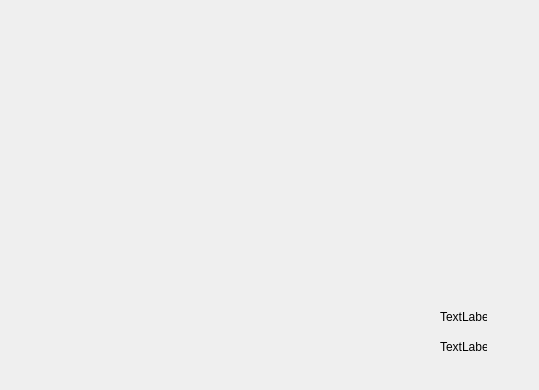
Old version of the form Projet/ProjetCpp/stat.ui in the repository Moohaa/ProjetCppA23G2.
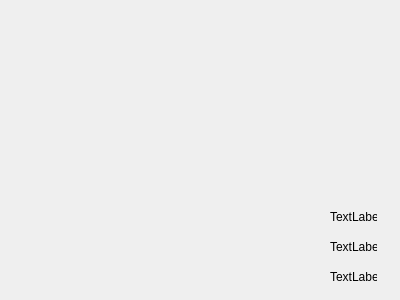
New version of the form.

```diff
--- a/Projet/ProjetCpp/stat.ui
+++ b/Projet/ProjetCpp/stat.ui
@@ -6,8 +6,8 @@
    <rect>
     <x>0</x>
     <y>0</y>
-    <width>539</width>
-    <height>390</height>
+    <width>400</width>
+    <height>300</height>
    </rect>
   </property>
   <property name="windowTitle">
@@ -16,8 +16,8 @@
   <widget class="QLabel" name="labelF">
    <property name="geometry">
     <rect>
-     <x>440</x>
-     <y>310</y>
+     <x>330</x>
+     <y>210</y>
      <width>47</width>
      <height>13</height>
     </rect>
@@ -29,8 +29,8 @@
   <widget class="QLabel" name="label_2F">
    <property name="geometry">
     <rect>
-     <x>440</x>
-     <y>340</y>
+     <x>330</x>
+     <y>270</y>
      <width>47</width>
      <height>13</height>
     </rect>
@@ -42,21 +42,864 @@
   <widget class="QWidget" name="widgetFF" native="true">
    <property name="geometry">
     <rect>
-     <x>400</x>
-     <y>310</y>
+     <x>290</x>
+     <y>230</y>
      <width>21</width>
      <height>21</height>
     </rect>
    </property>
+   <property name="palette">
+    <palette>
+     <active>
+      <colorrole role="WindowText">
+       <brush brushstyle="SolidPattern">
+        <color alpha="255">
+         <red>0</red>
+         <green>0</green>
+         <blue>0</blue>
+        </color>
+       </brush>
+      </colorrole>
+      <colorrole role="Button">
+       <brush brushstyle="SolidPattern">
+        <color alpha="255">
+         <red>0</red>
+         <green>255</green>
+         <blue>0</blue>
+        </color>
+       </brush>
+      </colorrole>
+      <colorrole role="Light">
+       <brush brushstyle="SolidPattern">
+        <color alpha="255">
+         <red>127</red>
+         <green>255</green>
+         <blue>127</blue>
+        </color>
+       </brush>
+      </colorrole>
+      <colorrole role="Midlight">
+       <brush brushstyle="SolidPattern">
+        <color alpha="255">
+         <red>63</red>
+         <green>255</green>
+         <blue>63</blue>
+        </color>
+       </brush>
+      </colorrole>
+      <colorrole role="Dark">
+       <brush brushstyle="SolidPattern">
+        <color alpha="255">
+         <red>0</red>
+         <green>127</green>
+         <blue>0</blue>
+        </color>
+       </brush>
+      </colorrole>
+      <colorrole role="Mid">
+       <brush brushstyle="SolidPattern">
+        <color alpha="255">
+         <red>0</red>
+         <green>170</green>
+         <blue>0</blue>
+        </color>
+       </brush>
+      </colorrole>
+      <colorrole role="Text">
+       <brush brushstyle="SolidPattern">
+        <color alpha="255">
+         <red>0</red>
+         <green>0</green>
+         <blue>0</blue>
+        </color>
+       </brush>
+      </colorrole>
+      <colorrole role="BrightText">
+       <brush brushstyle="SolidPattern">
+        <color alpha="255">
+         <red>255</red>
+         <green>255</green>
+         <blue>255</blue>
+        </color>
+       </brush>
+      </colorrole>
+      <colorrole role="ButtonText">
+       <brush brushstyle="SolidPattern">
+        <color alpha="255">
+         <red>0</red>
+         <green>0</green>
+         <blue>0</blue>
+        </color>
+       </brush>
+      </colorrole>
+      <colorrole role="Base">
+       <brush brushstyle="SolidPattern">
+        <color alpha="255">
+         <red>255</red>
+         <green>255</green>
+         <blue>255</blue>
+        </color>
+       </brush>
+      </colorrole>
+      <colorrole role="Window">
+       <brush brushstyle="SolidPattern">
+        <color alpha="255">
+         <red>0</red>
+         <green>255</green>
+         <blue>0</blue>
+        </color>
+       </brush>
+      </colorrole>
+      <colorrole role="Shadow">
+       <brush brushstyle="SolidPattern">
+        <color alpha="255">
+         <red>0</red>
+         <green>0</green>
+         <blue>0</blue>
+        </color>
+       </brush>
+      </colorrole>
+      <colorrole role="AlternateBase">
+       <brush brushstyle="SolidPattern">
+        <color alpha="255">
+         <red>127</red>
+         <green>255</green>
+         <blue>127</blue>
+        </color>
+       </brush>
+      </colorrole>
+      <colorrole role="ToolTipBase">
+       <brush brushstyle="SolidPattern">
+        <color alpha="255">
+         <red>255</red>
+         <green>255</green>
+         <blue>220</blue>
+        </color>
+       </brush>
+      </colorrole>
+      <colorrole role="ToolTipText">
+       <brush brushstyle="SolidPattern">
+        <color alpha="255">
+         <red>0</red>
+         <green>0</green>
+         <blue>0</blue>
+        </color>
+       </brush>
+      </colorrole>
+     </active>
+     <inactive>
+      <colorrole role="WindowText">
+       <brush brushstyle="SolidPattern">
+        <color alpha="255">
+         <red>0</red>
+         <green>0</green>
+         <blue>0</blue>
+        </color>
+       </brush>
+      </colorrole>
+      <colorrole role="Button">
+       <brush brushstyle="SolidPattern">
+        <color alpha="255">
+         <red>0</red>
+         <green>255</green>
+         <blue>0</blue>
+        </color>
+       </brush>
+      </colorrole>
+      <colorrole role="Light">
+       <brush brushstyle="SolidPattern">
+        <color alpha="255">
+         <red>127</red>
+         <green>255</green>
+         <blue>127</blue>
+        </color>
+       </brush>
+      </colorrole>
+      <colorrole role="Midlight">
+       <brush brushstyle="SolidPattern">
+        <color alpha="255">
+         <red>63</red>
+         <green>255</green>
+         <blue>63</blue>
+        </color>
+       </brush>
+      </colorrole>
+      <colorrole role="Dark">
+       <brush brushstyle="SolidPattern">
+        <color alpha="255">
+         <red>0</red>
+         <green>127</green>
+         <blue>0</blue>
+        </color>
+       </brush>
+      </colorrole>
+      <colorrole role="Mid">
+       <brush brushstyle="SolidPattern">
+        <color alpha="255">
+         <red>0</red>
+         <green>170</green>
+         <blue>0</blue>
+        </color>
+       </brush>
+      </colorrole>
+      <colorrole role="Text">
+       <brush brushstyle="SolidPattern">
+        <color alpha="255">
+         <red>0</red>
+         <green>0</green>
+         <blue>0</blue>
+        </color>
+       </brush>
+      </colorrole>
+      <colorrole role="BrightText">
+       <brush brushstyle="SolidPattern">
+        <color alpha="255">
+         <red>255</red>
+         <green>255</green>
+         <blue>255</blue>
+        </color>
+       </brush>
+      </colorrole>
+      <colorrole role="ButtonText">
+       <brush brushstyle="SolidPattern">
+        <color alpha="255">
+         <red>0</red>
+         <green>0</green>
+         <blue>0</blue>
+        </color>
+       </brush>
+      </colorrole>
+      <colorrole role="Base">
+       <brush brushstyle="SolidPattern">
+        <color alpha="255">
+         <red>255</red>
+         <green>255</green>
+         <blue>255</blue>
+        </color>
+       </brush>
+      </colorrole>
+      <colorrole role="Window">
+       <brush brushstyle="SolidPattern">
+        <color alpha="255">
+         <red>0</red>
+         <green>255</green>
+         <blue>0</blue>
+        </color>
+       </brush>
+      </colorrole>
+      <colorrole role="Shadow">
+       <brush brushstyle="SolidPattern">
+        <color alpha="255">
+         <red>0</red>
+         <green>0</green>
+         <blue>0</blue>
+        </color>
+       </brush>
+      </colorrole>
+      <colorrole role="AlternateBase">
+       <brush brushstyle="SolidPattern">
+        <color alpha="255">
+         <red>127</red>
+         <green>255</green>
+         <blue>127</blue>
+        </color>
+       </brush>
+      </colorrole>
+      <colorrole role="ToolTipBase">
+       <brush brushstyle="SolidPattern">
+        <color alpha="255">
+         <red>255</red>
+         <green>255</green>
+         <blue>220</blue>
+        </color>
+       </brush>
+      </colorrole>
+      <colorrole role="ToolTipText">
+       <brush brushstyle="SolidPattern">
+        <color alpha="255">
+         <red>0</red>
+         <green>0</green>
+         <blue>0</blue>
+        </color>
+       </brush>
+      </colorrole>
+     </inactive>
+     <disabled>
+      <colorrole role="WindowText">
+       <brush brushstyle="SolidPattern">
+        <color alpha="255">
+         <red>0</red>
+         <green>127</green>
+         <blue>0</blue>
+        </color>
+       </brush>
+      </colorrole>
+      <colorrole role="Button">
+       <brush brushstyle="SolidPattern">
+        <color alpha="255">
+         <red>0</red>
+         <green>255</green>
+         <blue>0</blue>
+        </color>
+       </brush>
+      </colorrole>
+      <colorrole role="Light">
+       <brush brushstyle="SolidPattern">
+        <color alpha="255">
+         <red>127</red>
+         <green>255</green>
+         <blue>127</blue>
+        </color>
+       </brush>
+      </colorrole>
+      <colorrole role="Midlight">
+       <brush brushstyle="SolidPattern">
+        <color alpha="255">
+         <red>63</red>
+         <green>255</green>
+         <blue>63</blue>
+        </color>
+       </brush>
+      </colorrole>
+      <colorrole role="Dark">
+       <brush brushstyle="SolidPattern">
+        <color alpha="255">
+         <red>0</red>
+         <green>127</green>
+         <blue>0</blue>
+        </color>
+       </brush>
+      </colorrole>
+      <colorrole role="Mid">
+       <brush brushstyle="SolidPattern">
+        <color alpha="255">
+         <red>0</red>
+         <green>170</green>
+         <blue>0</blue>
+        </color>
+       </brush>
+      </colorrole>
+      <colorrole role="Text">
+       <brush brushstyle="SolidPattern">
+        <color alpha="255">
+         <red>0</red>
+         <green>127</green>
+         <blue>0</blue>
+        </color>
+       </brush>
+      </colorrole>
+      <colorrole role="BrightText">
+       <brush brushstyle="SolidPattern">
+        <color alpha="255">
+         <red>255</red>
+         <green>255</green>
+         <blue>255</blue>
+        </color>
+       </brush>
+      </colorrole>
+      <colorrole role="ButtonText">
+       <brush brushstyle="SolidPattern">
+        <color alpha="255">
+         <red>0</red>
+         <green>127</green>
+         <blue>0</blue>
+        </color>
+       </brush>
+      </colorrole>
+      <colorrole role="Base">
+       <brush brushstyle="SolidPattern">
+        <color alpha="255">
+         <red>0</red>
+         <green>255</green>
+         <blue>0</blue>
+        </color>
+       </brush>
+      </colorrole>
+      <colorrole role="Window">
+       <brush brushstyle="SolidPattern">
+        <color alpha="255">
+         <red>0</red>
+         <green>255</green>
+         <blue>0</blue>
+        </color>
+       </brush>
+      </colorrole>
+      <colorrole role="Shadow">
+       <brush brushstyle="SolidPattern">
+        <color alpha="255">
+         <red>0</red>
+         <green>0</green>
+         <blue>0</blue>
+        </color>
+       </brush>
+      </colorrole>
+      <colorrole role="AlternateBase">
+       <brush brushstyle="SolidPattern">
+        <color alpha="255">
+         <red>0</red>
+         <green>255</green>
+         <blue>0</blue>
+        </color>
+       </brush>
+      </colorrole>
+      <colorrole role="ToolTipBase">
+       <brush brushstyle="SolidPattern">
+        <color alpha="255">
+         <red>255</red>
+         <green>255</green>
+         <blue>220</blue>
+        </color>
+       </brush>
+      </colorrole>
+      <colorrole role="ToolTipText">
+       <brush brushstyle="SolidPattern">
+        <color alpha="255">
+         <red>0</red>
+         <green>0</green>
+         <blue>0</blue>
+        </color>
+       </brush>
+      </colorrole>
+     </disabled>
+    </palette>
+   </property>
   </widget>
   <widget class="QWidget" name="widget_2FF" native="true">
    <property name="geometry">
     <rect>
-     <x>400</x>
-     <y>340</y>
+     <x>290</x>
+     <y>260</y>
      <width>21</width>
      <height>21</height>
     </rect>
+   </property>
+   <property name="palette">
+    <palette>
+     <active>
+      <colorrole role="WindowText">
+       <brush brushstyle="SolidPattern">
+        <color alpha="255">
+         <red>0</red>
+         <green>0</green>
+         <blue>0</blue>
+        </color>
+       </brush>
+      </colorrole>
+      <colorrole role="Button">
+       <brush brushstyle="SolidPattern">
+        <color alpha="255">
+         <red>20</red>
+         <green>68</green>
+         <blue>200</blue>
+        </color>
+       </brush>
+      </colorrole>
+      <colorrole role="Light">
+       <brush brushstyle="SolidPattern">
+        <color alpha="255">
+         <red>70</red>
+         <green>120</green>
+         <blue>255</blue>
+        </color>
+       </brush>
+      </colorrole>
+      <colorrole role="Midlight">
+       <brush brushstyle="SolidPattern">
+        <color alpha="255">
+         <red>45</red>
+         <green>94</green>
+         <blue>227</blue>
+        </color>
+       </brush>
+      </colorrole>
+      <colorrole role="Dark">
+       <brush brushstyle="SolidPattern">
+        <color alpha="255">
+         <red>10</red>
+         <green>34</green>
+         <blue>100</blue>
+        </color>
+       </brush>
+      </colorrole>
+      <colorrole role="Mid">
+       <brush brushstyle="SolidPattern">
+        <color alpha="255">
+         <red>13</red>
+         <green>45</green>
+         <blue>133</blue>
+        </color>
+       </brush>
+      </colorrole>
+      <colorrole role="Text">
+       <brush brushstyle="SolidPattern">
+        <color alpha="255">
+         <red>0</red>
+         <green>0</green>
+         <blue>0</blue>
+        </color>
+       </brush>
+      </colorrole>
+      <colorrole role="BrightText">
+       <brush brushstyle="SolidPattern">
+        <color alpha="255">
+         <red>255</red>
+         <green>255</green>
+         <blue>255</blue>
+        </color>
+       </brush>
+      </colorrole>
+      <colorrole role="ButtonText">
+       <brush brushstyle="SolidPattern">
+        <color alpha="255">
+         <red>0</red>
+         <green>0</green>
+         <blue>0</blue>
+        </color>
+       </brush>
+      </colorrole>
+      <colorrole role="Base">
+       <brush brushstyle="SolidPattern">
+        <color alpha="255">
+         <red>255</red>
+         <green>255</green>
+         <blue>255</blue>
+        </color>
+       </brush>
+      </colorrole>
+      <colorrole role="Window">
+       <brush brushstyle="SolidPattern">
+        <color alpha="255">
+         <red>20</red>
+         <green>68</green>
+         <blue>200</blue>
+        </color>
+       </brush>
+      </colorrole>
+      <colorrole role="Shadow">
+       <brush brushstyle="SolidPattern">
+        <color alpha="255">
+         <red>0</red>
+         <green>0</green>
+         <blue>0</blue>
+        </color>
+       </brush>
+      </colorrole>
+      <colorrole role="AlternateBase">
+       <brush brushstyle="SolidPattern">
+        <color alpha="255">
+         <red>137</red>
+         <green>161</green>
+         <blue>227</blue>
+        </color>
+       </brush>
+      </colorrole>
+      <colorrole role="ToolTipBase">
+       <brush brushstyle="SolidPattern">
+        <color alpha="255">
+         <red>255</red>
+         <green>255</green>
+         <blue>220</blue>
+        </color>
+       </brush>
+      </colorrole>
+      <colorrole role="ToolTipText">
+       <brush brushstyle="SolidPattern">
+        <color alpha="255">
+         <red>0</red>
+         <green>0</green>
+         <blue>0</blue>
+        </color>
+       </brush>
+      </colorrole>
+     </active>
+     <inactive>
+      <colorrole role="WindowText">
+       <brush brushstyle="SolidPattern">
+        <color alpha="255">
+         <red>0</red>
+         <green>0</green>
+         <blue>0</blue>
+        </color>
+       </brush>
+      </colorrole>
+      <colorrole role="Button">
+       <brush brushstyle="SolidPattern">
+        <color alpha="255">
+         <red>20</red>
+         <green>68</green>
+         <blue>200</blue>
+        </color>
+       </brush>
+      </colorrole>
+      <colorrole role="Light">
+       <brush brushstyle="SolidPattern">
+        <color alpha="255">
+         <red>70</red>
+         <green>120</green>
+         <blue>255</blue>
+        </color>
+       </brush>
+      </colorrole>
+      <colorrole role="Midlight">
+       <brush brushstyle="SolidPattern">
+        <color alpha="255">
+         <red>45</red>
+         <green>94</green>
+         <blue>227</blue>
+        </color>
+       </brush>
+      </colorrole>
+      <colorrole role="Dark">
+       <brush brushstyle="SolidPattern">
+        <color alpha="255">
+         <red>10</red>
+         <green>34</green>
+         <blue>100</blue>
+        </color>
+       </brush>
+      </colorrole>
+      <colorrole role="Mid">
+       <brush brushstyle="SolidPattern">
+        <color alpha="255">
+         <red>13</red>
+         <green>45</green>
+         <blue>133</blue>
+        </color>
+       </brush>
+      </colorrole>
+      <colorrole role="Text">
+       <brush brushstyle="SolidPattern">
+        <color alpha="255">
+         <red>0</red>
+         <green>0</green>
+         <blue>0</blue>
+        </color>
+       </brush>
+      </colorrole>
+      <colorrole role="BrightText">
+       <brush brushstyle="SolidPattern">
+        <color alpha="255">
+         <red>255</red>
+         <green>255</green>
+         <blue>255</blue>
+        </color>
+       </brush>
+      </colorrole>
+      <colorrole role="ButtonText">
+       <brush brushstyle="SolidPattern">
+        <color alpha="255">
+         <red>0</red>
+         <green>0</green>
+         <blue>0</blue>
+        </color>
+       </brush>
+      </colorrole>
+      <colorrole role="Base">
+       <brush brushstyle="SolidPattern">
+        <color alpha="255">
+         <red>255</red>
+         <green>255</green>
+         <blue>255</blue>
+        </color>
+       </brush>
+      </colorrole>
+      <colorrole role="Window">
+       <brush brushstyle="SolidPattern">
+        <color alpha="255">
+         <red>20</red>
+         <green>68</green>
+         <blue>200</blue>
+        </color>
+       </brush>
+      </colorrole>
+      <colorrole role="Shadow">
+       <brush brushstyle="SolidPattern">
+        <color alpha="255">
+         <red>0</red>
+         <green>0</green>
+         <blue>0</blue>
+        </color>
+       </brush>
+      </colorrole>
+      <colorrole role="AlternateBase">
+       <brush brushstyle="SolidPattern">
+        <color alpha="255">
+         <red>137</red>
+         <green>161</green>
+         <blue>227</blue>
+        </color>
+       </brush>
+      </colorrole>
+      <colorrole role="ToolTipBase">
+       <brush brushstyle="SolidPattern">
+        <color alpha="255">
+         <red>255</red>
+         <green>255</green>
+         <blue>220</blue>
+        </color>
+       </brush>
+      </colorrole>
+      <colorrole role="ToolTipText">
+       <brush brushstyle="SolidPattern">
+        <color alpha="255">
+         <red>0</red>
+         <green>0</green>
+         <blue>0</blue>
+        </color>
+       </brush>
+      </colorrole>
+     </inactive>
+     <disabled>
+      <colorrole role="WindowText">
+       <brush brushstyle="SolidPattern">
+        <color alpha="255">
+         <red>10</red>
+         <green>34</green>
+         <blue>100</blue>
+        </color>
+       </brush>
+      </colorrole>
+      <colorrole role="Button">
+       <brush brushstyle="SolidPattern">
+        <color alpha="255">
+         <red>20</red>
+         <green>68</green>
+         <blue>200</blue>
+        </color>
+       </brush>
+      </colorrole>
+      <colorrole role="Light">
+       <brush brushstyle="SolidPattern">
+        <color alpha="255">
+         <red>70</red>
+         <green>120</green>
+         <blue>255</blue>
+        </color>
+       </brush>
+      </colorrole>
+      <colorrole role="Midlight">
+       <brush brushstyle="SolidPattern">
+        <color alpha="255">
+         <red>45</red>
+         <green>94</green>
+         <blue>227</blue>
+        </color>
+       </brush>
+      </colorrole>
+      <colorrole role="Dark">
+       <brush brushstyle="SolidPattern">
+        <color alpha="255">
+         <red>10</red>
+         <green>34</green>
+         <blue>100</blue>
+        </color>
+       </brush>
+      </colorrole>
+      <colorrole role="Mid">
+       <brush brushstyle="SolidPattern">
+        <color alpha="255">
+         <red>13</red>
+         <green>45</green>
+         <blue>133</blue>
+        </color>
+       </brush>
+      </colorrole>
+      <colorrole role="Text">
+       <brush brushstyle="SolidPattern">
+        <color alpha="255">
+         <red>10</red>
+         <green>34</green>
+         <blue>100</blue>
+        </color>
+       </brush>
+      </colorrole>
+      <colorrole role="BrightText">
+       <brush brushstyle="SolidPattern">
+        <color alpha="255">
+         <red>255</red>
+         <green>255</green>
+         <blue>255</blue>
+        </color>
+       </brush>
+      </colorrole>
+      <colorrole role="ButtonText">
+       <brush brushstyle="SolidPattern">
+        <color alpha="255">
+         <red>10</red>
+         <green>34</green>
+         <blue>100</blue>
+        </color>
+       </brush>
+      </colorrole>
+      <colorrole role="Base">
+       <brush brushstyle="SolidPattern">
+        <color alpha="255">
+         <red>20</red>
+         <green>68</green>
+         <blue>200</blue>
+        </color>
+       </brush>
+      </colorrole>
+      <colorrole role="Window">
+       <brush brushstyle="SolidPattern">
+        <color alpha="255">
+         <red>20</red>
+         <green>68</green>
+         <blue>200</blue>
+        </color>
+       </brush>
+      </colorrole>
+      <colorrole role="Shadow">
+       <brush brushstyle="SolidPattern">
+        <color alpha="255">
+         <red>0</red>
+         <green>0</green>
+         <blue>0</blue>
+        </color>
+       </brush>
+      </colorrole>
+      <colorrole role="AlternateBase">
+       <brush brushstyle="SolidPattern">
+        <color alpha="255">
+         <red>20</red>
+         <green>68</green>
+         <blue>200</blue>
+        </color>
+       </brush>
+      </colorrole>
+      <colorrole role="ToolTipBase">
+       <brush brushstyle="SolidPattern">
+        <color alpha="255">
+         <red>255</red>
+         <green>255</green>
+         <blue>220</blue>
+        </color>
+       </brush>
+      </colorrole>
+      <colorrole role="ToolTipText">
+       <brush brushstyle="SolidPattern">
+        <color alpha="255">
+         <red>0</red>
+         <green>0</green>
+         <blue>0</blue>
+        </color>
+       </brush>
+      </colorrole>
+     </disabled>
+    </palette>
+   </property>
+  </widget>
+  <widget class="QLabel" name="labelFA">
+   <property name="geometry">
+    <rect>
+     <x>330</x>
+     <y>240</y>
+     <width>47</width>
+     <height>13</height>
+    </rect>
+   </property>
+   <property name="text">
+    <string>TextLabel</string>
    </property>
   </widget>
  </widget>
```
Left out of the diff: 2 changed lines with no effect on the pictures.
